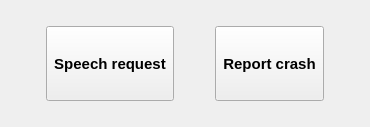
Old version of the form OTModules/wLFClient/Widgets/wdgactions.ui in the repository pietr26/OMSI-Tools.
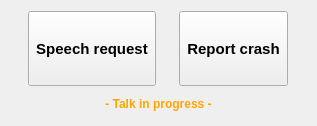
New version of the form. Icons and pictures are not drawn.

Commit message: Reworked wdgActions

```diff
--- a/OTModules/wLFClient/Widgets/wdgactions.ui
+++ b/OTModules/wLFClient/Widgets/wdgactions.ui
@@ -6,13 +6,15 @@
    <rect>
     <x>0</x>
     <y>0</y>
-    <width>370</width>
-    <height>127</height>
+    <width>317</width>
+    <height>126</height>
    </rect>
   </property>
   <property name="windowTitle">
    <string notr="true">wdgActions</string>
   </property>
+  <layout class="QVBoxLayout" name="verticalLayout">
+   <item>
   <layout class="QHBoxLayout" name="horizontalLayout">
    <item>
     <widget class="QToolButton" name="btnSpeak">
@@ -85,6 +87,26 @@
      </property>
      <property name="toolButtonStyle">
       <enum>Qt::ToolButtonTextUnderIcon</enum>
+       </property>
+      </widget>
+     </item>
+    </layout>
+   </item>
+   <item>
+    <widget class="QLabel" name="lblTalkInProgress">
+     <property name="font">
+      <font>
+       <bold>true</bold>
+      </font>
+     </property>
+     <property name="styleSheet">
+      <string notr="true">color: orange</string>
+     </property>
+     <property name="text">
+      <string>- Talk in progress -</string>
+     </property>
+     <property name="alignment">
+      <set>Qt::AlignCenter</set>
      </property>
     </widget>
    </item>
```
Lines whose indentation alone changed are shown as unchanged. The commit also changes 2 other files.
